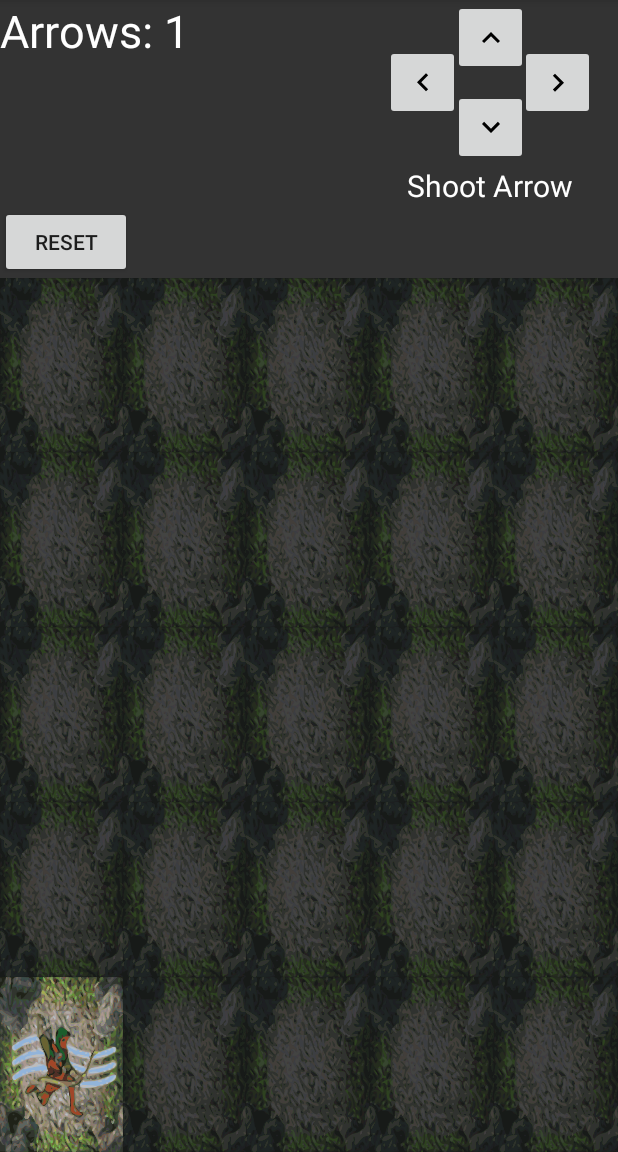
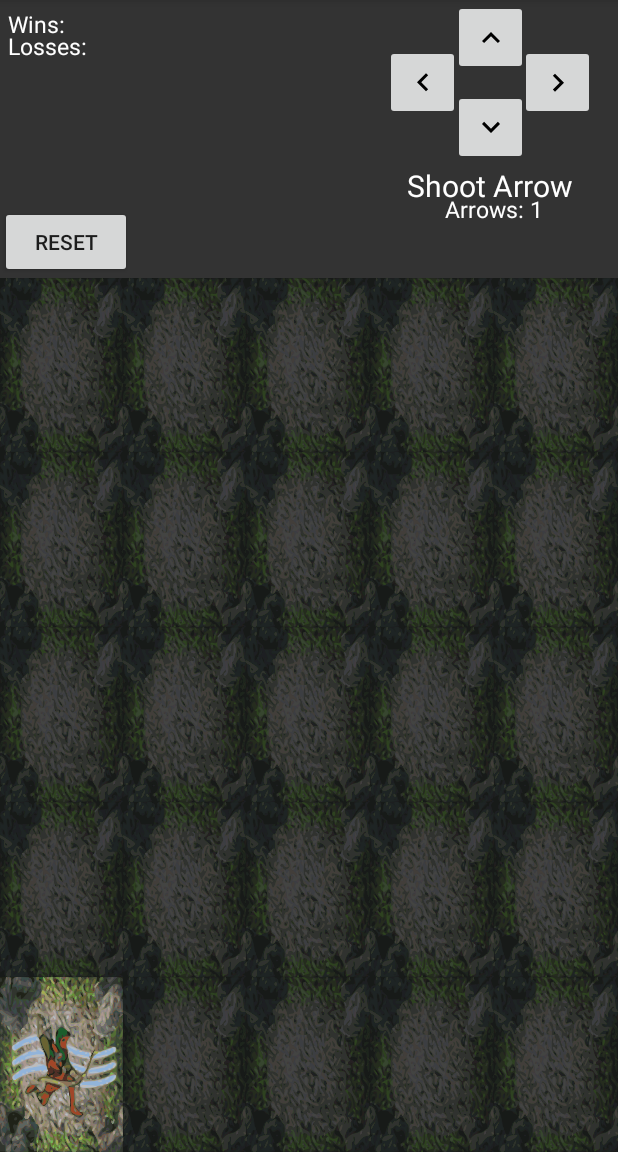
Before and after one commit to Scorch-Git/WumpusWorldApp, an Android app: the screen it shows after launch (MainActivity), on a phone screen of 412 x 824 dp, the part 84-1236 px from its top. Run offline under Robolectric (Android 15) with nearby library versions, the phone set to English and light mode, and no system bars.

Commit message:
added win/loss counter
also added showtiles buttons

```diff
--- a/app/src/main/java/com/scorchgames/wumpusworldapp/Cave.java
+++ b/app/src/main/java/com/scorchgames/wumpusworldapp/Cave.java
@@ -222,7 +222,14 @@ public class Cave {
         int posiX = (int) ((Math.random() * 3));
         int posiY = (int) ((Math.random() * 3) + 1);
 
-        mainRoom[posiX][posiY].setGold(true);
+        if(mainRoom[posiX][posiY].getHole() == false){
+            mainRoom[posiX][posiY].setGold(true);
+        }
+        else{
+            setGold();
+        }
+
+
     }
 
     private void setWindy(){
@@ -314,6 +321,14 @@ public class Cave {
         }
     }
 
+    public void setAllVisited(Boolean variable){
+        for (int i = 0; i < width; i++) {
+            for (int y = 0; y < height; y++) {
+                mainRoom[i][y].setVisited(variable);
+            }
+        }
+    }
+
 
 
 }
--- a/app/src/main/java/com/scorchgames/wumpusworldapp/MainActivity.java
+++ b/app/src/main/java/com/scorchgames/wumpusworldapp/MainActivity.java
@@ -21,10 +21,18 @@ public class MainActivity extends AppCompatActivity implements View.OnClickListe
 
     private boolean win;
     private boolean lose;
+    private boolean isShown;
 
     private TextView arrowCount;
     private TextView winLose;
     private TextView shoot;
+
+    private TextView winCounter;
+    private TextView loseCounter;
+
+    private int winCount;
+    private int loseCount;
+
     private ImageButtonExtra[][] buttons = new ImageButtonExtra[x][y];
 
     private ImageButton arrow_up;
@@ -33,6 +41,7 @@ public class MainActivity extends AppCompatActivity implements View.OnClickListe
     private ImageButton arrow_left;
 
     private Button reset_button;
+    private Button show_tiles;
 
 
     @Override
@@ -46,6 +55,15 @@ public class MainActivity extends AppCompatActivity implements View.OnClickListe
         arrow_left = findViewById(R.id.left_arrow);
         shoot = findViewById(R.id.shoot_arrow);
         reset_button = findViewById(R.id.reset);
+        show_tiles = findViewById(R.id.show_tiles);
+
+        winCounter = findViewById(R.id.win_counter);
+        loseCounter = findViewById(R.id.lose_counter);
+
+        winCount = 0;
+        loseCount = 0;
+
+        isShown = false;
 
         mainCave = new Cave(x, y);
         winLose = findViewById(R.id.win_lose);
@@ -67,6 +85,13 @@ public class MainActivity extends AppCompatActivity implements View.OnClickListe
             @Override
             public void onClick(View v) {
                 resetLevel();
+            }
+        });
+
+        show_tiles.setOnClickListener(new View.OnClickListener() {
+            @Override
+            public void onClick(View v) {
+                showTiles();
             }
         });
 
@@ -167,12 +192,18 @@ public class MainActivity extends AppCompatActivity implements View.OnClickListe
     private void ifWin() {
         winLose.setText("You Win!");
         winLose.setVisibility(View.VISIBLE);
+        show_tiles.setVisibility(View.VISIBLE);
+        winCount++;
+        winCounter.setText("Wins: " + winCount);
         blankOut();
     }
 
     private void ifLose(){
         winLose.setText("You Lose!");
         winLose.setVisibility(View.VISIBLE);
+        show_tiles.setVisibility(View.VISIBLE);
+        loseCount++;
+        loseCounter.setText("Losses: " + loseCount);
         blankOut();
     }
 
@@ -193,6 +224,7 @@ public class MainActivity extends AppCompatActivity implements View.OnClickListe
         arrow_right.setVisibility(View.VISIBLE);
         shoot.setVisibility(View.VISIBLE);
         winLose.setVisibility(View.INVISIBLE);
+        show_tiles.setVisibility(View.INVISIBLE);
     }
 
     private void resetLevel(){
@@ -205,10 +237,19 @@ public class MainActivity extends AppCompatActivity implements View.OnClickListe
             mainCave.setArrowIsShot(false);
         }
         arrowCount.setText("Arrows: 1");
+        isShown = false;
     }
 
     private void clearWumpus(){
         mainCave.clearWumpus();
         mainCave.draw(buttons);
     }
+
+    private void showTiles(){
+        if(!isShown){
+            mainCave.setAllVisited(true);
+        }
+        isShown = true;
+        mainCave.draw(buttons);
+    }
 }
--- a/app/src/main/res/layout/activity_main.xml
+++ b/app/src/main/res/layout/activity_main.xml
@@ -26,15 +26,45 @@
             android:textColor="@color/textColor"
             tools:visibility="visible" />
 
+        <TextView
+            android:id="@+id/win_counter"
+            android:layout_width="match_parent"
+            android:layout_height="match_parent"
+            android:text="@string/win_counter"
+            android:textSize="15sp"
+            android:textColor="@color/textColor"
+            android:layout_alignParentTop="true"
+            android:layout_alignParentLeft="true"
+            android:layout_marginLeft="5dp"
+            android:layout_marginTop="5dp"
+            tools:visibility="visible" />
+
+        <TextView
+            android:id="@+id/lose_counter"
+            android:layout_width="match_parent"
+            android:layout_height="match_parent"
+            android:text="@string/lose_counter"
+            android:textSize="15sp"
+            android:textColor="@color/textColor"
+            android:layout_alignParentLeft="true"
+            android:layout_alignParentTop="true"
+            android:layout_marginTop="20dp"
+            android:layout_marginLeft="5dp"
+            tools:visibility="visible" />
+
 
         <TextView
             android:id="@+id/arrow_count"
             android:layout_width="wrap_content"
             android:layout_height="wrap_content"
             android:text="@string/arrow_count"
-            android:textSize="30sp"
+            android:textSize="15sp"
             android:textColor="@color/textColor"
-            android:freezesText="true"/>
+            android:freezesText="true"
+            android:layout_alignParentRight="true"
+            android:layout_alignParentBottom="true"
+            android:layout_marginRight="50dp"
+            android:layout_marginBottom="35dp"/>
         <RelativeLayout
             android:layout_width="match_parent"
             android:layout_height="wrap_content">
@@ -92,6 +122,15 @@
                 android:layout_height="wrap_content"
                 android:text="@string/reset_button"
                 android:layout_alignParentBottom="true" />
+
+            <Button
+                android:id="@+id/show_tiles"
+                android:layout_width="wrap_content"
+                android:layout_height="wrap_content"
+                android:layout_alignParentBottom="true"
+                android:layout_alignParentRight="true"
+                android:text="@string/show_tiles"
+                android:visibility="invisible" />
 
         </RelativeLayout>
 
--- a/app/src/main/res/values/strings.xml
+++ b/app/src/main/res/values/strings.xml
@@ -8,4 +8,9 @@
     <string name="shoot_arrow">Shoot Arrow</string>
 
     <string name="reset_button">Reset</string>
+
+    <string name="show_tiles">Show Tiles</string>
+
+    <string name="win_counter">Wins: </string>
+    <string name="lose_counter">Losses: </string>
 </resources>
```
